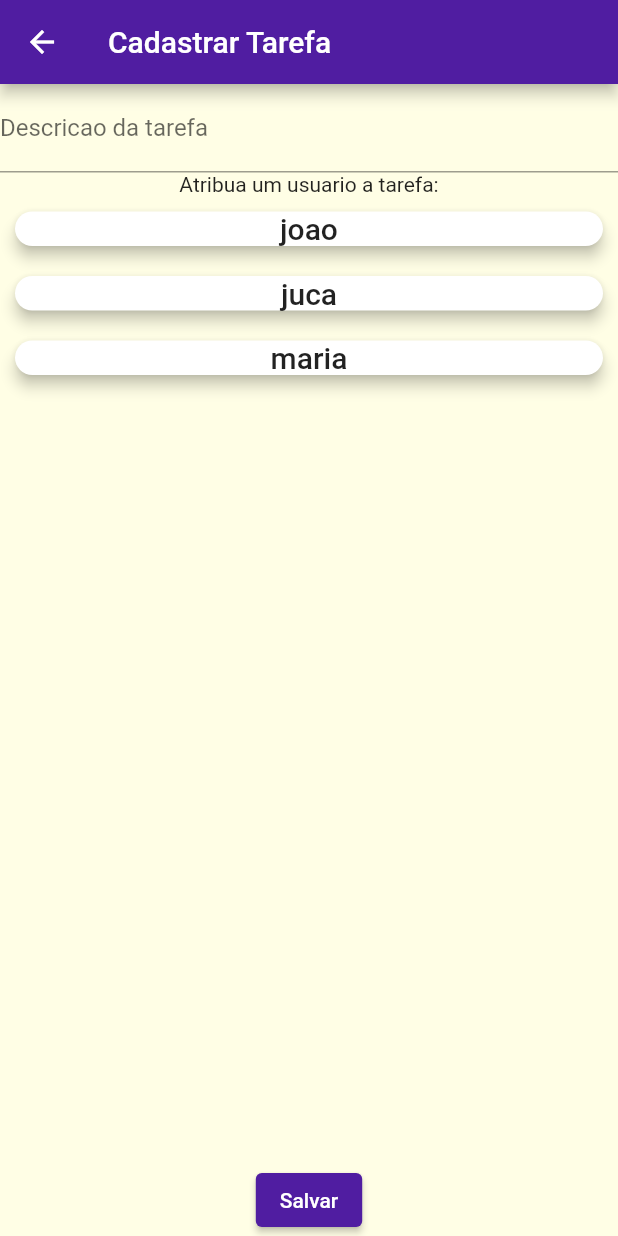
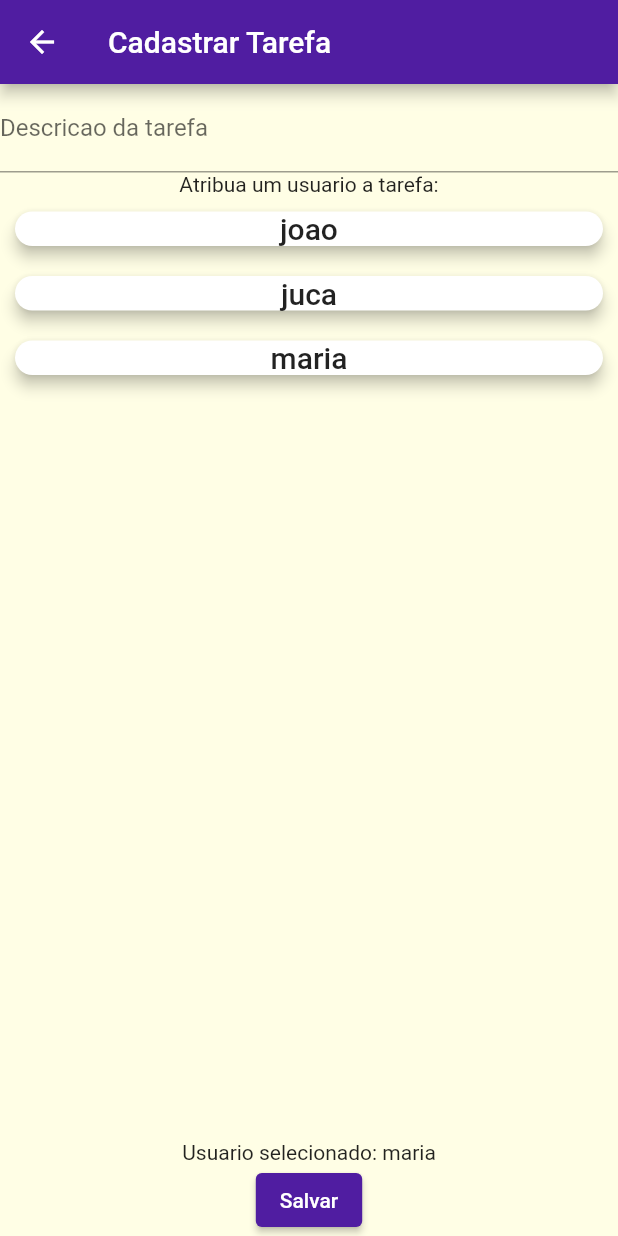
Before and after one commit to fernandocunhapereira/un1projeto, a Flutter app: the ProjetoDetalheScreen screen opened directly with sample values from the repository, after a tap on "Cadastrar Tarefa", on a phone screen of 412 x 824 dp. Run offline on Flutter 3.47's test engine with Material 2 defaults, Android fonts, the phone set to English and light mode, and no system bars; Roboto replaces fonts that are missing (RobotoCondensed).

Commit message:
implementado lista de usuarios como variavel global

```diff
--- /dev/null
+++ b/lib/data/globals.dart
@@ -0,0 +1,10 @@
+library my_proj.globals;
+
+import 'package:un1projeto/models/usuario.dart';
+
+
+List<Usuario> listaUsuariosGlobal = [
+  Usuario(id: 1, nome: 'joao', email: 'joao@email'),
+  Usuario(id: 2, nome: 'juca', email: 'juca@email'),
+  Usuario(id: 2, nome: 'maria', email: 'maria@email')
+];
--- a/lib/main.dart
+++ b/lib/main.dart
@@ -30,7 +30,9 @@ class MyApp extends StatelessWidget {
                   headline6: TextStyle(
                 fontSize: 20,
                 fontFamily: 'RobotoCondensed',
-              ))),
+              )
+            )
+        ),
       initialRoute: '/',
       routes: {
         AppRoutes.HOME: (ctx) => TabsScreen(),
--- a/lib/screens/projeto_detalhe_screen.dart
+++ b/lib/screens/projeto_detalhe_screen.dart
@@ -53,7 +53,7 @@ class ProjetoDetalheScreen extends StatelessWidget {
                     ),
                   ),
                 ),
-                ElevatedButton(onPressed: ()=>Navigator.pushNamed(context, AppRoutes.TAREFA_CADASTRO)/*cadastrarTarefa*/, child: Text('Cadastrar Tarefa'))
+                ElevatedButton(onPressed: ()=>Navigator.pushNamed(context, AppRoutes.TAREFA_CADASTRO, arguments: projeto)/*cadastrarTarefa*/, child: Text('Cadastrar Tarefa'))
               ],
             ),
           ),
--- a/lib/screens/tabs_screen.dart
+++ b/lib/screens/tabs_screen.dart
@@ -2,6 +2,7 @@ import 'package:flutter/material.dart';
 import 'package:un1projeto/data/my_data.dart';
 import 'package:un1projeto/models/projeto.dart';
 import 'package:un1projeto/models/usuario.dart';
+import 'package:un1projeto/data/globals.dart' as globals;
 
 import '../utils/app_routes.dart';
 import 'favoritos_screen.dart';
@@ -55,7 +56,8 @@ class _TabsScreenState extends State<TabsScreen> {
   }
 
   List<Projeto> _projetos = DUMMY_PROJETOS;
-  List<Usuario> _usuarios = []/*DUMMY_USUARIOS*/;
+  //List<Usuario> _usuarios = []/*DUMMY_USUARIOS*/;
+  List<Usuario> _usuarios = globals.listaUsuariosGlobal;
 
   @override
   Widget build(BuildContext context) {
--- a/lib/screens/tarefa_cadastro_screen.dart
+++ b/lib/screens/tarefa_cadastro_screen.dart
@@ -6,6 +6,7 @@ import 'package:un1projeto/models/tarefa.dart';
 import 'package:un1projeto/models/usuario.dart';
 import 'package:un1projeto/utils/app_routes.dart';
 import '../models/projeto.dart';
+import 'package:un1projeto/data/globals.dart' as globals;
 
 class TarefaCadastroScreen extends StatefulWidget {
   //void Function(Projeto) onSubmit;
@@ -18,8 +19,13 @@ class TarefaCadastroScreen extends StatefulWidget {
 class _TarefaCadastroScreenState extends State<TarefaCadastroScreen> {
   final _tarefaControllerDescricao = TextEditingController();
 
+
   @override
   Widget build(BuildContext context) {
+
+  final projeto = ModalRoute.of(context)!.settings.arguments as Projeto;
+  Usuario usuarioSelecionado = Usuario(id: 0, nome: 'sem nome', email: 'sem email');
+
     //final projeto = ModalRoute.of(context)!.settings.arguments as Projeto;
     return Scaffold(
       appBar: AppBar(
@@ -37,28 +43,42 @@ class _TarefaCadastroScreenState extends State<TarefaCadastroScreen> {
                     child: GestureDetector(
                       onTap: (){
                         //setar o usuario da lista a tarefa
+                        _selecionarUsuario;
+                        print('clicou');
+
                       },
                       child: ListView.builder(
                         //itemCount: usuarioItem.length,
-                        itemCount: DUMMY_USUARIOS.length,
+                        //itemCount: DUMMY_USUARIOS.length,
+                        itemCount: globals.listaUsuariosGlobal.length,
                         itemBuilder: (ctx, index) {
                           //return UsuarioItem(usuarioItem[index]);
-                          return UsuarioItem(DUMMY_USUARIOS[index]);
+                          //return UsuarioItem(DUMMY_USUARIOS[index]);
+                          return UsuarioItem(globals.listaUsuariosGlobal[index]);
                         },
                       ),
                     ),
                   ),
                 ),
+        //pegar o usuario que foi clicado
+        Text('Usuario selecionado: ' + globals.listaUsuariosGlobal[globals.listaUsuariosGlobal.length - 1].nome),
 
         ElevatedButton(onPressed: salvarTarefa, child: Text('Salvar'))
       ]),
     );
   }
 
+  _selecionarUsuario(){
+
+  }
+
   salvarTarefa() {
-    /*Tarefa novaTarefa = Tarefa(
+    Tarefa novaTarefa = Tarefa(
         id: Random().nextInt(9999),
         descricao: _tarefaControllerDescricao.text,
-    Navigator.pop(context, novaTarefa);*/
+        usuario: globals.listaUsuariosGlobal[globals.listaUsuariosGlobal.length - 1] //pegar o usuario que foi clicado
+      );
+      //projeto.tarefas.add(novaTarefa); //adicionar a tarefa criada ao projeto que veio no argument
+    Navigator.pop(context, novaTarefa);
   }
 }
```
